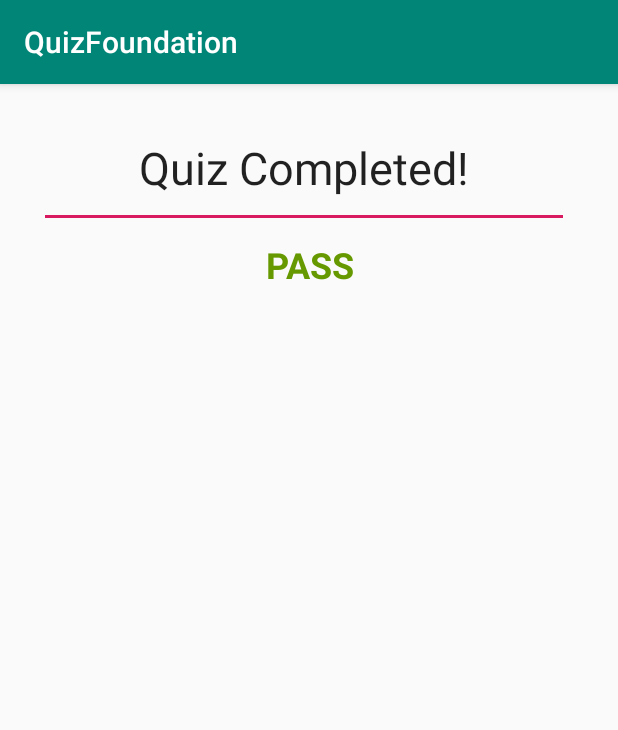
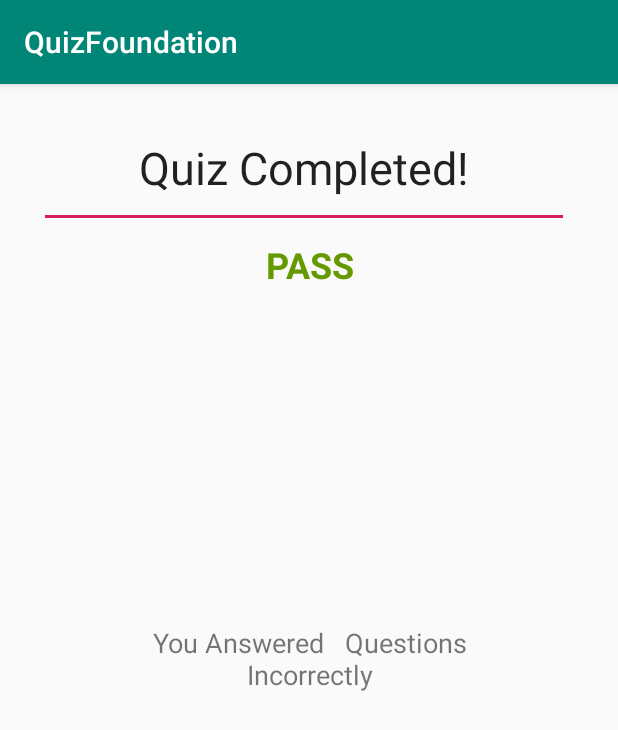
Before and after one commit to TeamTBA/csci3033FInalProject, an Android app: the QuizResults screen opened directly, with no data from a screen before it, on a phone screen of 412 x 824 dp. Shown: the top 730 px of the screen. Run offline under Robolectric (Android 15) with nearby library versions, the phone set to English and light mode, and no system bars.

```diff
--- a/QuizFoundation/app/build.gradle
+++ b/QuizFoundation/app/build.gradle
@@ -32,4 +32,5 @@ dependencies {
     testImplementation 'junit:junit:4.12'
     androidTestImplementation 'com.android.support.test:runner:1.0.2'
     androidTestImplementation 'com.android.support.test.espresso:espresso-core:3.0.2'
+    implementation 'com.android.support:recyclerview-v7:28.0.0'
 }
--- a/QuizFoundation/app/src/main/java/com/teamtba/quizfoundation/QuizResults.java
+++ b/QuizFoundation/app/src/main/java/com/teamtba/quizfoundation/QuizResults.java
@@ -2,6 +2,10 @@ package com.teamtba.quizfoundation;
 
 import android.support.v7.app.AppCompatActivity;
 import android.os.Bundle;
+import android.support.v7.widget.LinearLayoutManager;
+import android.support.v7.widget.RecyclerView;
+
+import java.util.ArrayList;
 
 public class QuizResults extends AppCompatActivity {
 
@@ -9,5 +13,21 @@ public class QuizResults extends AppCompatActivity {
     protected void onCreate(Bundle savedInstanceState) {
         super.onCreate(savedInstanceState);
         setContentView(R.layout.activity_quiz_results);
-    }
+
+        //create recycler view
+        RecyclerView incorrect_answers_recycler = findViewById(R.id.incorrect_answers_recycler);
+        incorrect_answers_recycler.setHasFixedSize(false);
+        RecyclerView.LayoutManager newLayoutManager = new LinearLayoutManager(this);
+        incorrect_answers_recycler.setLayoutManager(newLayoutManager);
+
+        ArrayList<String> incorrect_answers = new ArrayList<>();
+        for (int i = 0; i < 10; i++)
+        {
+            incorrect_answers.add("Wrong Answer" + i);
+        }
+
+        //RecyclerView.Adapter adapter = new RecyclerView.Adapter(incorrect_answers) {
+        };
+
+
 }
--- a/QuizFoundation/app/src/main/res/layout/activity_quiz_results.xml
+++ b/QuizFoundation/app/src/main/res/layout/activity_quiz_results.xml
@@ -25,7 +25,7 @@
     <TextView
         android:id="@+id/pass_notice"
         android:layout_width="291dp"
-        android:layout_height="54dp"
+        android:layout_height="40dp"
         android:layout_marginTop="8dp"
         android:text="PASS"
         android:textAlignment="center"
@@ -40,7 +40,7 @@
     <TextView
         android:id="@+id/fail_notice"
         android:layout_width="291dp"
-        android:layout_height="54dp"
+        android:layout_height="38dp"
         android:layout_marginTop="8dp"
         android:text="Fail"
         android:textAlignment="center"
@@ -51,4 +51,38 @@
         app:layout_constraintEnd_toEndOf="parent"
         app:layout_constraintStart_toStartOf="parent"
         app:layout_constraintTop_toBottomOf="@+id/editText" />
+
+    <TextView
+        android:id="@+id/grade_percentage"
+        android:layout_width="75dp"
+        android:layout_height="63dp"
+        android:layout_marginTop="8dp"
+        android:text=" "
+        app:layout_constraintEnd_toEndOf="parent"
+        app:layout_constraintHorizontal_bias="0.501"
+        app:layout_constraintStart_toStartOf="parent"
+        app:layout_constraintTop_toBottomOf="@+id/fail_notice" />
+
+    <android.support.v7.widget.RecyclerView
+        android:id="@+id/incorrect_answers_recycler"
+        android:layout_width="391dp"
+        android:layout_height="195dp"
+        android:layout_marginBottom="16dp"
+        app:layout_constraintBottom_toBottomOf="parent"
+        app:layout_constraintEnd_toEndOf="parent"
+        app:layout_constraintStart_toStartOf="parent" />
+
+    <TextView
+        android:id="@+id/incorrect_answers_amount"
+        android:layout_width="283dp"
+        android:layout_height="50dp"
+        android:layout_marginTop="8dp"
+        android:layout_marginBottom="8dp"
+        android:text="You Answered   Questions Incorrectly"
+        android:textAlignment="center"
+        android:textSize="18sp"
+        app:layout_constraintBottom_toTopOf="@+id/incorrect_answers_recycler"
+        app:layout_constraintEnd_toEndOf="parent"
+        app:layout_constraintStart_toStartOf="parent"
+        app:layout_constraintTop_toBottomOf="@+id/grade_percentage" />
 </android.support.constraint.ConstraintLayout>
--- a/QuizFoundation/app/src/main/res/layout/activity_quiz_selector.xml
+++ b/QuizFoundation/app/src/main/res/layout/activity_quiz_selector.xml
@@ -20,6 +20,6 @@
         android:layout_gravity="start"
         android:fitsSystemWindows="true"
         app:headerLayout="@layout/nav_header_quiz_selector"
-        app:menu="@menu/activity_quiz_selector_drawer" />
+        app:menu="@menu/activity_quiz_selector_drawer"/>
 
 </android.support.v4.widget.DrawerLayout>
--- a/QuizFoundation/app/src/main/res/layout/content_quiz_selector.xml
+++ b/QuizFoundation/app/src/main/res/layout/content_quiz_selector.xml
@@ -5,7 +5,6 @@
     android:layout_width="match_parent"
     android:layout_height="match_parent"
     app:layout_behavior="@string/appbar_scrolling_view_behavior"
-    tools:context=".QuizSelector"
     tools:showIn="@layout/app_bar_quiz_selector">
 
     <TextView
--- a/QuizFoundation/app/src/main/res/mipmap-anydpi-v26/history_logo.xml
+++ /dev/null
@@ -1,5 +0,0 @@
-<?xml version="1.0" encoding="utf-8"?>
-<adaptive-icon xmlns:android="http://schemas.android.com/apk/res/android">
-    <background android:drawable="@drawable/ic_menu_history_background"/>
-    <foreground android:drawable="@mipmap/ic_menu_history"/>
-</adaptive-icon>
--- a/QuizFoundation/app/src/main/res/mipmap-anydpi-v26/history_logo_round.xml
+++ /dev/null
@@ -1,5 +0,0 @@
-<?xml version="1.0" encoding="utf-8"?>
-<adaptive-icon xmlns:android="http://schemas.android.com/apk/res/android">
-    <background android:drawable="@drawable/ic_menu_history_background"/>
-    <foreground android:drawable="@mipmap/ic_menu_history"/>
-</adaptive-icon>
```
Also changed, not shown: QuizFoundation/app/src/main/java/com/teamtba/quizfoundation/QuizContainer.java (added, +19 -0 lines), QuizFoundation/app/src/main/java/com/teamtba/quizfoundation/QuizTaker.java (added, +18 -0 lines), QuizFoundation/app/src/main/res/mipmap-hdpi/history_logo.png (deleted), QuizFoundation/app/src/main/res/mipmap-hdpi/history_logo_round.png (deleted), QuizFoundation/app/src/main/res/mipmap-mdpi/history_logo.png (deleted), QuizFoundation/app/src/main/res/mipmap-mdpi/history_logo_round.png (deleted), QuizFoundation/app/src/main/res/mipmap-xhdpi/history_logo.png (deleted), QuizFoundation/app/src/main/res/mipmap-xhdpi/history_logo_round.png (deleted), QuizFoundation/app/src/main/res/mipmap-xxhdpi/history_logo.png (deleted), QuizFoundation/app/src/main/res/mipmap-xxhdpi/history_logo_round.png (deleted), QuizFoundation/app/src/main/res/mipmap-xxxhdpi/history_logo.png (deleted), QuizFoundation/app/src/main/res/mipmap-xxxhdpi/history_logo_round.png (deleted).
